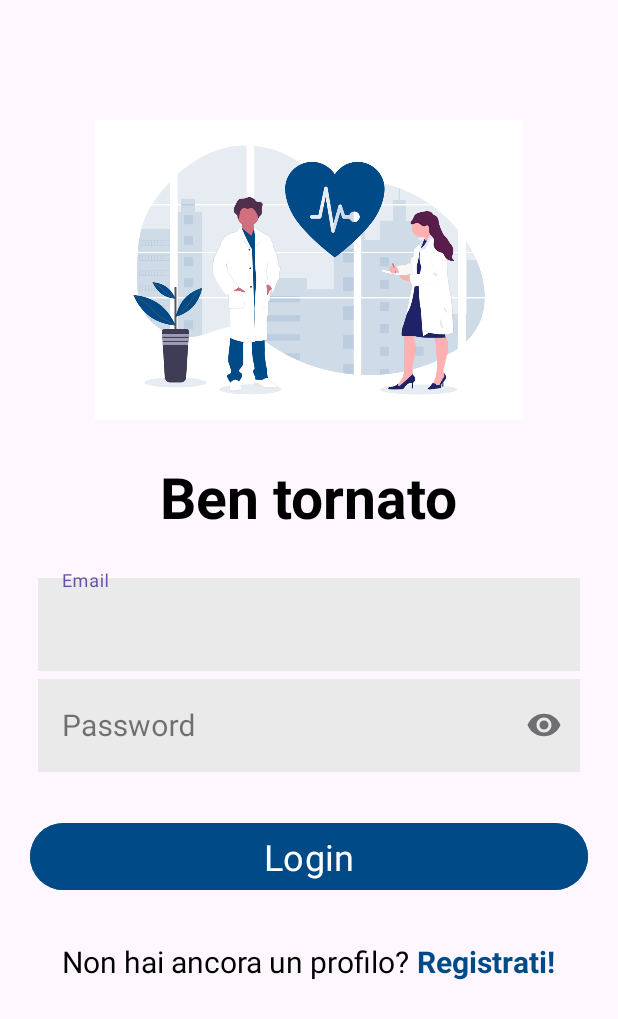
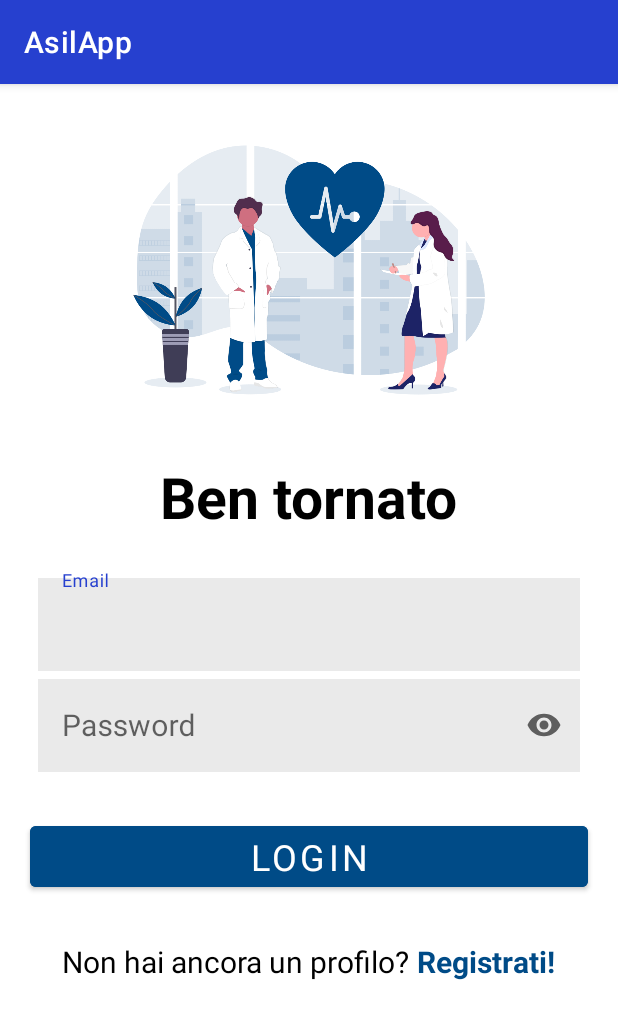
Before and after one commit to an70nn/AsilApp, an Android app: the screen it shows after launch (LoginActivity), on a phone screen of 412 x 824 dp. Shown: the top 1019 px of the screen. Run offline under Robolectric (Android 15) with nearby library versions, the phone set to English and light mode, and no system bars; our stand-ins replace Firebase (no records; nobody signed in at launch, a user with empty details on screens opened directly).

Commit message:
Aggiunta tema e colori

```diff
--- a/app/src/main/res/values/colors.xml
+++ b/app/src/main/res/values/colors.xml
@@ -6,4 +6,14 @@
     <color name="ui_background">#EAEAEA</color>
     <color name="button">#004B87</color>
     <color name="error">#F00</color>
+
+    <color name="purple_200">#FFBB86FC</color>
+    <color name="purple_700">#FF3700B3</color>
+    <color name="teal_200">#FF03DAC5</color>
+    <color name="teal_700">#FF018786</color>
+    <color name="black">#FF000000</color>
+    <color name="white">#FFFFFFFF</color>
+    <color name="blue_primary">#2640CF</color>
+    <color name="blue_primaryVariant">#3F51B5</color>
+    <color name="gray_100">#F5F5F5</color>
 </resources>
--- a/app/src/main/res/values/themes.xml
+++ b/app/src/main/res/values/themes.xml
@@ -1,8 +1,17 @@
 <resources xmlns:tools="http://schemas.android.com/tools">
     <!-- Base application theme. -->
-    <style name="Base.Theme.AsilApp" parent="Theme.Material3.DayNight.NoActionBar">
+    <style name="Base.Theme.AsilApp" parent="Theme.MaterialComponents.DayNight.DarkActionBar">
+        <!-- Primary brand color. -->
+        <item name="colorPrimary">#2640CF</item>
+        <item name="colorPrimaryVariant">#3F51B5</item>
+        <item name="colorOnPrimary">@color/white</item>
+        <!-- Secondary brand color. -->
+        <item name="colorSecondary">@color/teal_200</item>
+        <item name="colorSecondaryVariant">@color/teal_700</item>
+        <item name="colorOnSecondary">@color/black</item>
+        <!-- Status bar color. -->
+        <item name="android:statusBarColor">?attr/colorPrimaryVariant</item>
         <!-- Customize your light theme here. -->
-        <!-- <item name="colorPrimary">@color/my_light_primary</item> -->
     </style>
 
     <style name="Theme.AsilApp" parent="Base.Theme.AsilApp" />
```
